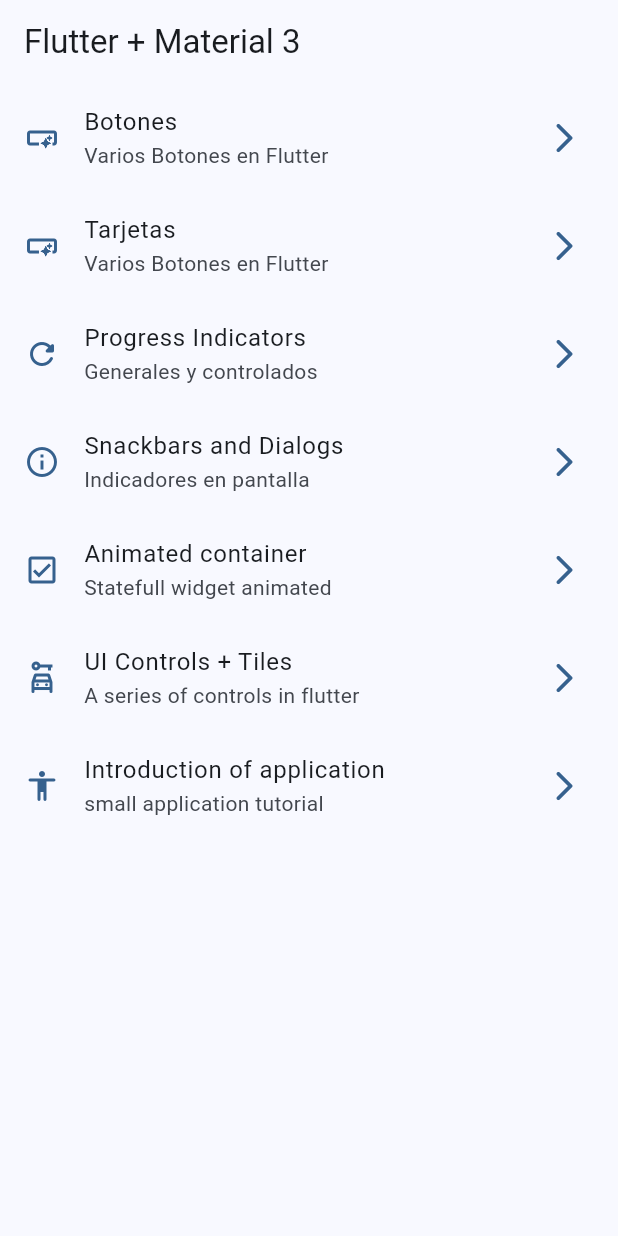
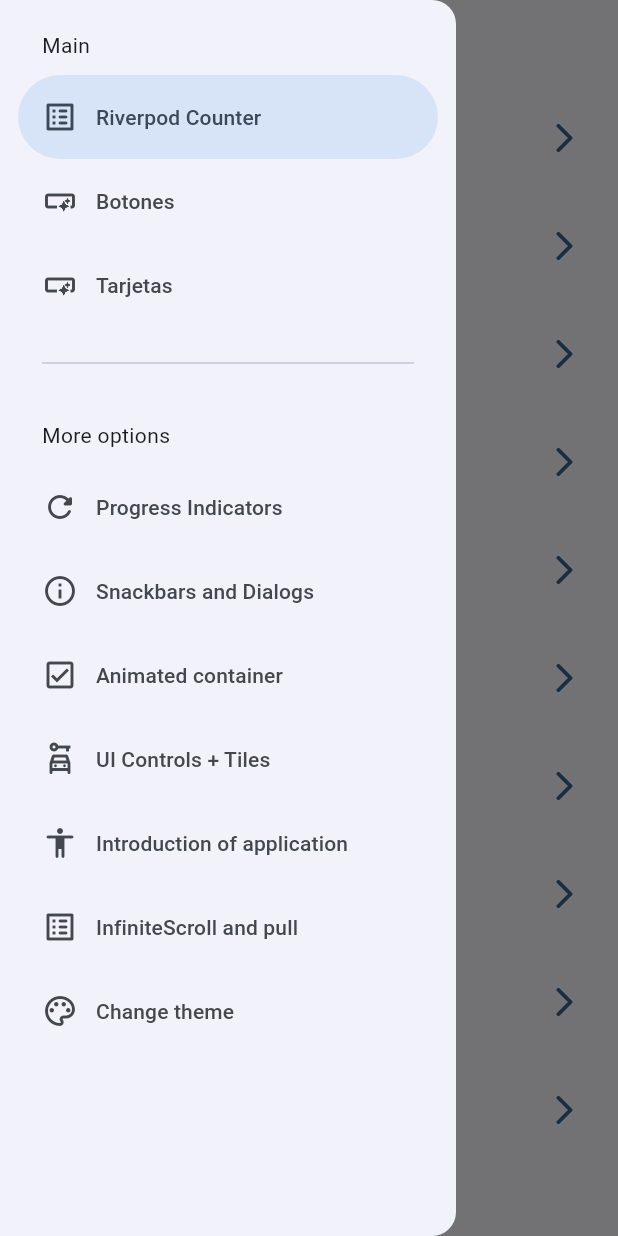
Before and after one commit to Gertobar/flutter-widgets-app, a Flutter app: the screen it shows after launch, with the side drawer open (before the commit the screen has no drawer), on a phone screen of 412 x 824 dp. Run offline on Flutter 3.47's test engine with Material 3 defaults, Android fonts, the phone set to English and light mode, and no system bars; our stand-ins replace animate_do, flutter_riverpod, go_router.

Commit message:
Riverpod theme an colors

```diff
--- a/lib/config/menu/menu_items.dart
+++ b/lib/config/menu/menu_items.dart
@@ -15,6 +15,14 @@ class MenuItem {
 }
 
 const appMenuItem = <MenuItem>[
+
+  MenuItem(
+    title: 'Riverpod Counter',
+    subTitle: 'Introducction riverpod',
+    link: '/counter-riverpod',
+    icon: Icons.list_alt_rounded,
+  ),
+
   MenuItem(
     title: 'Botones',
     subTitle: 'Varios Botones en Flutter',
@@ -63,4 +71,18 @@ const appMenuItem = <MenuItem>[
     link: '/tutorial',
     icon: Icons.accessibility_rounded,
   ),
+
+  MenuItem(
+    title: 'InfiniteScroll and pull',
+    subTitle: 'infinite List and pull to refhesh',
+    link: '/infinite',
+    icon: Icons.list_alt_rounded,
+  ),
+
+  MenuItem(
+    title: 'Change theme',
+    subTitle: 'Change the app theme',
+    link: '/theme-changer',
+    icon: Icons.color_lens_outlined,
+  ),
 ];
--- a/lib/config/router/app_roouter.dart
+++ b/lib/config/router/app_roouter.dart
@@ -1,6 +1,7 @@
 import 'package:go_router/go_router.dart';
 import 'package:widgests_app/features/presentation/screens/buttons/buttons_screen.dart';
 import 'package:widgests_app/features/presentation/screens/cards/cards_screen.dart';
+import 'package:widgests_app/features/presentation/screens/counter/counter_screen.dart';
 import 'package:widgests_app/features/presentation/screens/home/home_screen.dart'show HomeScreen;
 import 'package:widgests_app/features/presentation/screens/progress/progress_screen.dart';
 import 'package:widgests_app/features/presentation/screens/screens.dart';
@@ -56,5 +57,23 @@ final appRouter = GoRouter(
       name: AppTutorialScreen.name,
       builder: (context, state) => AppTutorialScreen(),
     ),
+
+    GoRoute(
+      path: '/infinite',
+      name: InfiniteScrollScreen.name,
+      builder: (context, state) => InfiniteScrollScreen(),
+    ),
+
+    GoRoute(
+      path: '/counter-riverpod',
+      name: CounterScreen.name,
+      builder: (context, state) => CounterScreen(),
+    ),
+
+    GoRoute(
+      path: '/theme-changer',
+      name: ThemeChangerScreen.name,
+      builder: (context, state) => ThemeChangerScreen(),
+    ),
   ],
 );
--- a/lib/config/theme/app_theme.dart
+++ b/lib/config/theme/app_theme.dart
@@ -15,15 +15,21 @@ const colorList = <Color>[
 class AppTheme {
 
   final int selectedColor;
+  final bool isDarkmode;
 
   AppTheme({
-    this.selectedColor = 0
+    this.selectedColor = 0,
+    this.isDarkmode = false,
     }):assert(selectedColor >= 0, 'Selected color must be greater then 0'),
     assert(selectedColor < colorList.length , 'Selected color must be lees or equal than ${colorList.length - 1}');
 
     ThemeData getTheme() => ThemeData(
       useMaterial3: true,
+      brightness: isDarkmode ? Brightness.dark : Brightness.light,
       colorSchemeSeed: colorList[ selectedColor],
+      appBarTheme: const AppBarTheme(
+        centerTitle: false,
+      )
     );
 
 }
--- /dev/null
+++ b/lib/features/presentation/providers/counter_provider.dart
@@ -0,0 +1,4 @@
+
+import 'package:flutter_riverpod/flutter_riverpod.dart';
+
+final counterProvider = StateProvider((ref) => 5);
--- /dev/null
+++ b/lib/features/presentation/providers/theme_provider.dart
@@ -0,0 +1,12 @@
+
+import 'package:flutter_riverpod/flutter_riverpod.dart';
+import 'package:widgests_app/config/theme/app_theme.dart';
+
+//lista de colores inmutable
+final colorListProvider = Provider((ref) => colorList);
+
+// simple bolean
+final isDarkmodeProvider = StateProvider((ref) => false);
+
+// simple int
+final selectColorProvider = StateProvider((ref) => 0);
--- a/lib/features/presentation/screens/home/home_screen.dart
+++ b/lib/features/presentation/screens/home/home_screen.dart
@@ -1,6 +1,7 @@
 import 'package:flutter/material.dart';
 import 'package:go_router/go_router.dart';
 import 'package:widgests_app/config/menu/menu_items.dart';
+import 'package:widgests_app/features/presentation/widgets/drawers/side_menu.dart';
 
 class HomeScreen extends StatelessWidget {
 
@@ -10,12 +11,17 @@ class HomeScreen extends StatelessWidget {
 
   @override
   Widget build(BuildContext context) {
+
+    final scaffoldKey = GlobalKey<ScaffoldState>();
+
     return Scaffold(
+      key: scaffoldKey,
       appBar: AppBar(
         title: Text('Flutter + Material 3'),
         centerTitle: false,
       ),
       body: _HomeView(),
+      drawer: SideMenu(scaffollKey: scaffoldKey,),
     );
   }
 }
@@ -27,7 +33,7 @@ class _HomeView extends StatelessWidget {
   Widget build(BuildContext context) {
     return ListView.builder(
 
-       itemCount: appMenuItem.length,
+      itemCount: appMenuItem.length,
       itemBuilder: (context, index) {
         final menuItem = appMenuItem[index];
 
--- a/lib/features/presentation/screens/screens.dart
+++ b/lib/features/presentation/screens/screens.dart
@@ -1,4 +1,5 @@
-
+export 'package:widgests_app/features/presentation/screens/theme_changer/theme_changer_screen.dart';
+export 'package:widgests_app/features/presentation/screens/counter/counter_screen.dart';
 export 'package:widgests_app/features/presentation/screens/animated/animated_screen.dart';
 export 'package:widgests_app/features/presentation/screens/app_tutorial/app_tutorial_screen.dart';
 export 'package:widgests_app/features/presentation/screens/buttons/buttons_screen.dart';
--- /dev/null
+++ b/lib/features/presentation/widgets/drawers/side_menu.dart
@@ -0,0 +1,72 @@
+import 'package:flutter/material.dart';
+import 'package:go_router/go_router.dart';
+import 'package:widgests_app/config/menu/menu_items.dart';
+
+class SideMenu extends StatefulWidget {
+
+  final GlobalKey<ScaffoldState> scaffollKey;
+
+  const SideMenu({super.key, required this.scaffollKey});
+
+  @override
+  State<SideMenu> createState() => _SideMenuState();
+}
+
+class _SideMenuState extends State<SideMenu> {
+  int navDrawerIndex = 0;
+
+  @override
+  Widget build(BuildContext context) {
+    final hasNotch = MediaQuery.of(context).viewPadding.top > 35;
+
+    return NavigationDrawer(
+      selectedIndex: navDrawerIndex,
+      onDestinationSelected: (value) {
+        setState(() {
+          navDrawerIndex = value;
+        });
+
+        final menuItem = appMenuItem[value];
+        context.push(menuItem.link);
+        widget.scaffollKey.currentState?.closeDrawer();
+      },
+      children: [
+        Padding(
+          padding: EdgeInsets.fromLTRB(28, hasNotch ? 5 : 20, 16, 10),
+          child: Text('Main'),
+        ),
+
+        ...appMenuItem
+            .sublist(0, 3)
+            .map(
+              (item) => NavigationDrawerDestination(
+                icon: Icon(item.icon),
+                label: Text(item.title),
+
+              ),
+            ),
+
+        Padding(
+          padding: const EdgeInsets.fromLTRB(28, 16, 28, 10),
+          child: Divider(),
+          ),
+
+                Padding(
+          padding: EdgeInsets.fromLTRB(28, hasNotch ? 5 : 20, 16, 10),
+          child: Text('More options'),
+        ),
+
+        ...appMenuItem
+            .sublist(3)
+            .map(
+              (item) => NavigationDrawerDestination(
+                icon: Icon(item.icon),
+                label: Text(item.title),
+
+              ),
+            ),
+
+      ],
+    );
+  }
+}
--- a/lib/main.dart
+++ b/lib/main.dart
@@ -1,21 +1,31 @@
 import 'package:flutter/material.dart';
+import 'package:flutter_riverpod/flutter_riverpod.dart';
 import 'package:widgests_app/config/router/app_roouter.dart';
 import 'package:widgests_app/config/theme/app_theme.dart';
+import 'package:widgests_app/features/presentation/providers/theme_provider.dart';
 
 void main() {
-  runApp(const MainApp());
+  runApp(
+    ProviderScope(
+      child: MainApp()
+    )
+    );
 }
 
-class MainApp extends StatelessWidget {
+class MainApp extends ConsumerWidget {
   const MainApp({super.key});
 
   @override
-  Widget build(BuildContext context) {
+  Widget build(BuildContext context, ref) {
+
+    final isDarkMode = ref.watch(isDarkmodeProvider);
+    final int selectColor = ref.watch(selectColorProvider);
+
     return MaterialApp.router(
       title: 'Flutter Widgets',
       routerConfig: appRouter,
       debugShowCheckedModeBanner: false,
-      theme: AppTheme(selectedColor: 0).getTheme(),
+      theme: AppTheme(selectedColor: selectColor, isDarkmode: isDarkMode).getTheme(),
 
     );
   }
--- a/pubspec.yaml
+++ b/pubspec.yaml
@@ -10,7 +10,9 @@ dependencies:
   animate_do: ^4.2.0
   flutter:
     sdk: flutter
+  flutter_riverpod: ^2.6.1
   go_router: ^16.0.0
+  riverpod: ^2.6.1
 
 dev_dependencies:
   flutter_lints: ^5.0.0
```
Also changed, not shown: lib/features/presentation/screens/counter/counter_screen.dart (added, +44 -0 lines), lib/features/presentation/screens/infinite_scroll/infinite_scroll_screen.dart (+125 -2 lines), lib/features/presentation/screens/theme_changer/theme_changer_screen.dart (added, +58 -0 lines), pubspec.lock.
